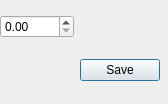
Above: Config_Set_Hour_Cost.ui from bedi1982/Oficina before the change. Below: the same form after it.
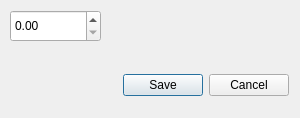
That is the form after the change. Icons and pictures are not drawn.

Commit message:
Changed the button type on all forms from QPushButton's -> QDialogButtonBox
Removed images from c++ src code and mapped them directly in the form

Improved search results when returning to the main window form from a
modal window

Improved forms, alignment, images, texts

```diff
--- a/Config_Set_Hour_Cost.ui
+++ b/Config_Set_Hour_Cost.ui
@@ -6,53 +6,75 @@
    <rect>
     <x>0</x>
     <y>0</y>
-    <width>168</width>
-    <height>104</height>
+    <width>300</width>
+    <height>118</height>
    </rect>
   </property>
   <property name="minimumSize">
    <size>
-    <width>0</width>
+    <width>280</width>
     <height>0</height>
    </size>
   </property>
   <property name="maximumSize">
    <size>
-    <width>401</width>
+    <width>300</width>
     <height>162</height>
    </size>
   </property>
   <property name="windowTitle">
    <string>Set Work Hour Cost</string>
   </property>
-  <widget class="QWidget" name="gridLayoutWidget">
+  <property name="layoutDirection">
+   <enum>Qt::LeftToRight</enum>
+  </property>
+  <widget class="QDialogButtonBox" name="buttonBox">
    <property name="geometry">
     <rect>
-     <x>0</x>
-     <y>0</y>
-     <width>160</width>
-     <height>98</height>
+     <x>100</x>
+     <y>60</y>
+     <width>189</width>
+     <height>51</height>
     </rect>
    </property>
-   <layout class="QGridLayout" name="gridLayout">
-    <item row="1" column="1">
-     <widget class="QPushButton" name="btn_Save">
-      <property name="text">
-       <string>Save</string>
-      </property>
-     </widget>
-    </item>
-    <item row="0" column="0">
-     <widget class="QDoubleSpinBox" name="spin_Hour_Cost"/>
-    </item>
-    <item row="1" column="0">
-     <widget class="QLabel" name="lbl_Emoticon">
-      <property name="text">
-       <string/>
-      </property>
-     </widget>
-    </item>
-   </layout>
+   <property name="sizePolicy">
+    <sizepolicy hsizetype="Expanding" vsizetype="Expanding">
+     <horstretch>0</horstretch>
+     <verstretch>0</verstretch>
+    </sizepolicy>
+   </property>
+   <property name="focusPolicy">
+    <enum>Qt::StrongFocus</enum>
+   </property>
+   <property name="standardButtons">
+    <set>QDialogButtonBox::Cancel|QDialogButtonBox::Save</set>
+   </property>
+  </widget>
+  <widget class="QDoubleSpinBox" name="spin_Hour_Cost">
+   <property name="geometry">
+    <rect>
+     <x>10</x>
+     <y>10</y>
+     <width>91</width>
+     <height>32</height>
+    </rect>
+   </property>
+  </widget>
+  <widget class="QLabel" name="lbl_Emoticon">
+   <property name="geometry">
+    <rect>
+     <x>30</x>
+     <y>50</y>
+     <width>51</width>
+     <height>61</height>
+    </rect>
+   </property>
+   <property name="text">
+    <string/>
+   </property>
+   <property name="pixmap">
+    <pixmap resource="resources/images.qrc">:/emoticons/tux.png</pixmap>
+   </property>
   </widget>
  </widget>
  <tabstops>
```
Left out of the diff: 8 changed lines with no effect on the pictures. The commit also changes 41 other files.
